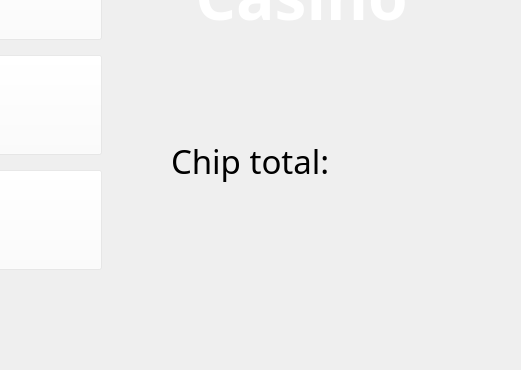
Old version of the form src/qt-design-files/menu.ui in the repository j776w781/EECS-581-Project-3; both pictures show x 279 to 800 and y 230 to 600 of the 800 by 600 pixel window.
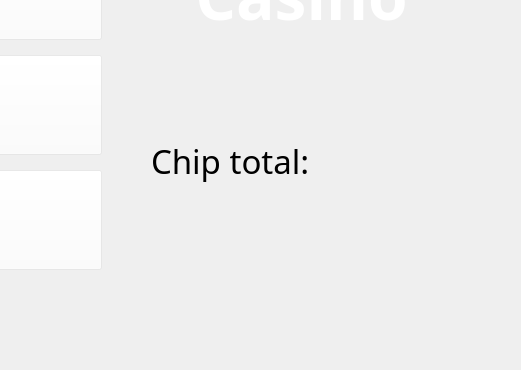
New version of the form.

Commit message: GUI tweaks for windows users.

Diff of the .ui file:
```diff
--- a/src/qt-design-files/menu.ui
+++ b/src/qt-design-files/menu.ui
@@ -239,9 +239,9 @@
   <widget class="QLabel" name="bankLabel">
    <property name="geometry">
     <rect>
-     <x>450</x>
+     <x>430</x>
      <y>360</y>
-     <width>261</width>
+     <width>361</width>
      <height>61</height>
     </rect>
    </property>
```
The commit also changes 6 other files.
